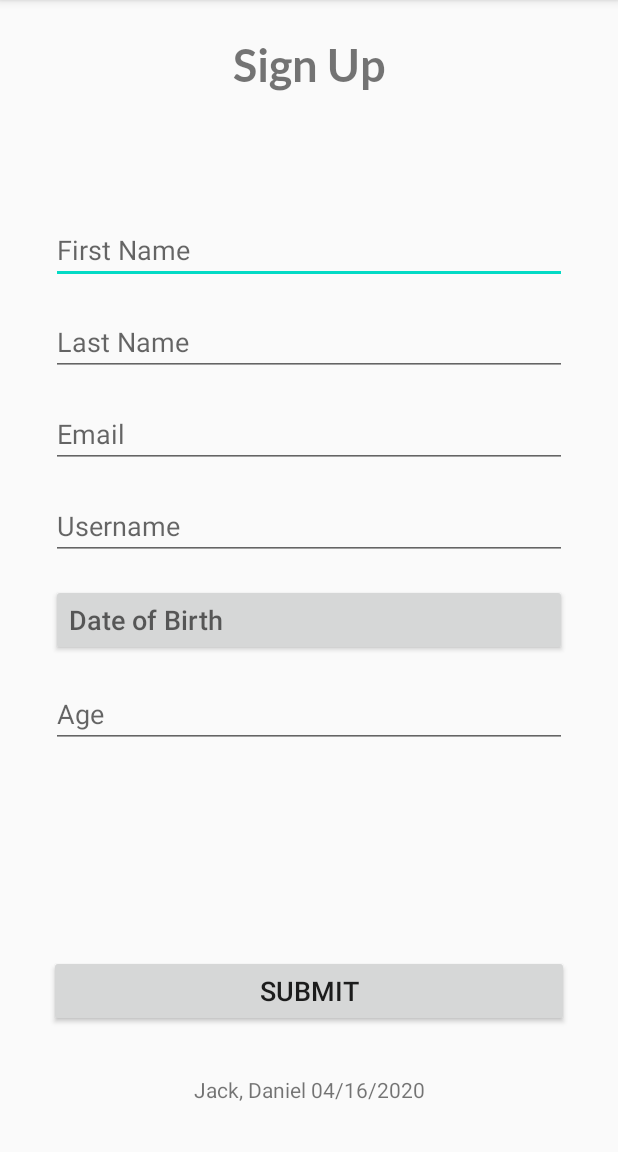
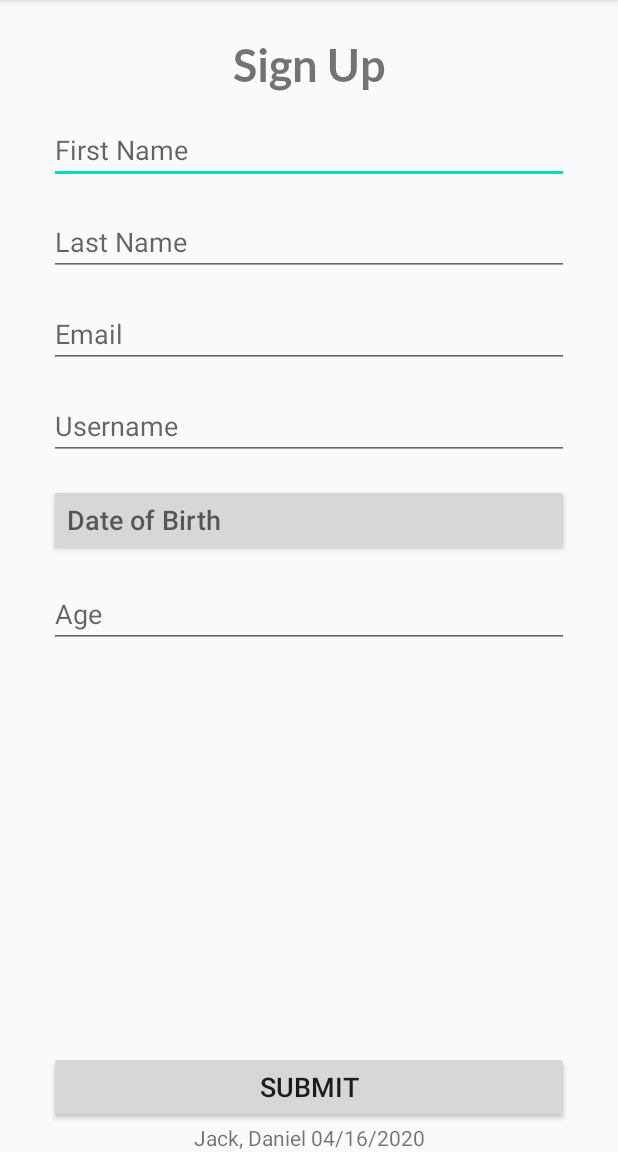
Before and after one commit to dansjack/ad340-sp2020, an Android app: the screen it shows after launch (MainActivity), on a phone screen of 412 x 824 dp, the part 84-1236 px from its top. Run offline under Robolectric (Android 15) with nearby library versions, the phone set to English and light mode, and no system bars.

Commit message:
Revert "resolves view jumping on keyboard show"
This reverts commit e47c575b8a6542e8b1d4bff8939fc816f9ea544e.

```diff
--- a/app/src/main/res/layout/activity_main.xml
+++ b/app/src/main/res/layout/activity_main.xml
@@ -8,9 +8,8 @@
 
     <ScrollView
         android:id="@+id/formContainer"
-        android:layout_width="344dp"
-        android:layout_height="420dp"
-        app:layout_constraintBottom_toTopOf="@id/formBottomGuide"
+        android:layout_width="0dp"
+        android:layout_height="545dp"
         app:layout_constraintEnd_toStartOf="@+id/formRightGuide"
         app:layout_constraintStart_toStartOf="@+id/formLeftGuide"
         app:layout_constraintTop_toBottomOf="@id/formTopGuide">
@@ -94,8 +93,7 @@
         app:layout_constraintBottom_toTopOf="@+id/nameDateView"
         app:layout_constraintEnd_toStartOf="@+id/formRightGuide"
         app:layout_constraintHorizontal_bias="0.0"
-        app:layout_constraintStart_toStartOf="@+id/formLeftGuide"
-        app:layout_constraintTop_toBottomOf="@id/errorText" />
+        app:layout_constraintStart_toStartOf="@+id/formLeftGuide" />
 
     <TextView
         android:id="@+id/signUpText"
@@ -117,8 +115,7 @@
         android:textSize="@dimen/signature_text_size"
         app:layout_constraintBottom_toBottomOf="parent"
         app:layout_constraintEnd_toEndOf="parent"
-        app:layout_constraintStart_toStartOf="parent"
-        app:layout_constraintTop_toBottomOf="@+id/submitBtn" />
+        app:layout_constraintStart_toStartOf="parent" />
 
     <androidx.constraintlayout.widget.Guideline
         android:id="@+id/formLeftGuide"
@@ -133,13 +130,6 @@
         android:layout_height="wrap_content"
         android:orientation="horizontal"
         app:layout_constraintGuide_percent="@dimen/form_text_guide_perc" />
-
-    <androidx.constraintlayout.widget.Guideline
-        android:id="@+id/formBottomGuide"
-        android:layout_width="wrap_content"
-        android:layout_height="wrap_content"
-        android:orientation="horizontal"
-        app:layout_constraintGuide_percent="@dimen/form_text_guide_bperc" />
 
     <androidx.constraintlayout.widget.Guideline
         android:id="@+id/formRightGuide"
--- a/app/src/main/res/values/dimens.xml
+++ b/app/src/main/res/values/dimens.xml
@@ -5,7 +5,8 @@
     <dimen name="form_heading">30sp</dimen>
     <dimen name="match_constraint">0dp</dimen>
     <dimen name="form_text_margin">16dp</dimen>
+    <dimen name="dbl_form_text_margin">80dp</dimen>
+    <dimen name="form_text_width">356dp</dimen>
     <item name="form_text_guide_perc" type="dimen">0.08</item>
     <item name="form_text_guide_rperc" type="dimen">0.92</item>
-    <item name="form_text_guide_bperc" type="dimen">0.8</item>
 </resources>
--- a/app/src/main/res/values/strings.xml
+++ b/app/src/main/res/values/strings.xml
@@ -2,6 +2,7 @@
 <resources>
     <string name="app_name">djackAD340</string>
     <string name="nameDate">Jack, Daniel 04/16/2020</string>
+    <string name="helloWorld">Hello World!</string>
     <string name="first_name">First Name</string>
     <string name="last_name">Last Name</string>
     <string name="email">Email</string>
@@ -10,6 +11,7 @@
     <string name="submit">Submit</string>
     <string name="new_sign_up">New Sign Up</string>
     <string name="sign_up">Sign Up</string>
+    <string name="hello_blank_fragment">Hello blank fragment</string>
     <string name="age">Age</string>
     <string name="err_enter_name">Enter your full name</string>
     <string name="err_enter_email">Enter a valid email</string>
```
Also changed, not shown: app/src/main/res/drawable-v24/ic_launcher_foreground.xml (renamed from app/src/main/res/drawable/ic_launcher_foreground.xml), app/src/main/res/mipmap-anydpi-v26/ic_launcher.xml (renamed from app/src/main/res/mimap-anydpi/ic_launcher.xml), app/src/main/res/mipmap-anydpi-v26/ic_launcher_round.xml (renamed from app/src/main/res/mimap-anydpi/ic_launcher_round.xml).
